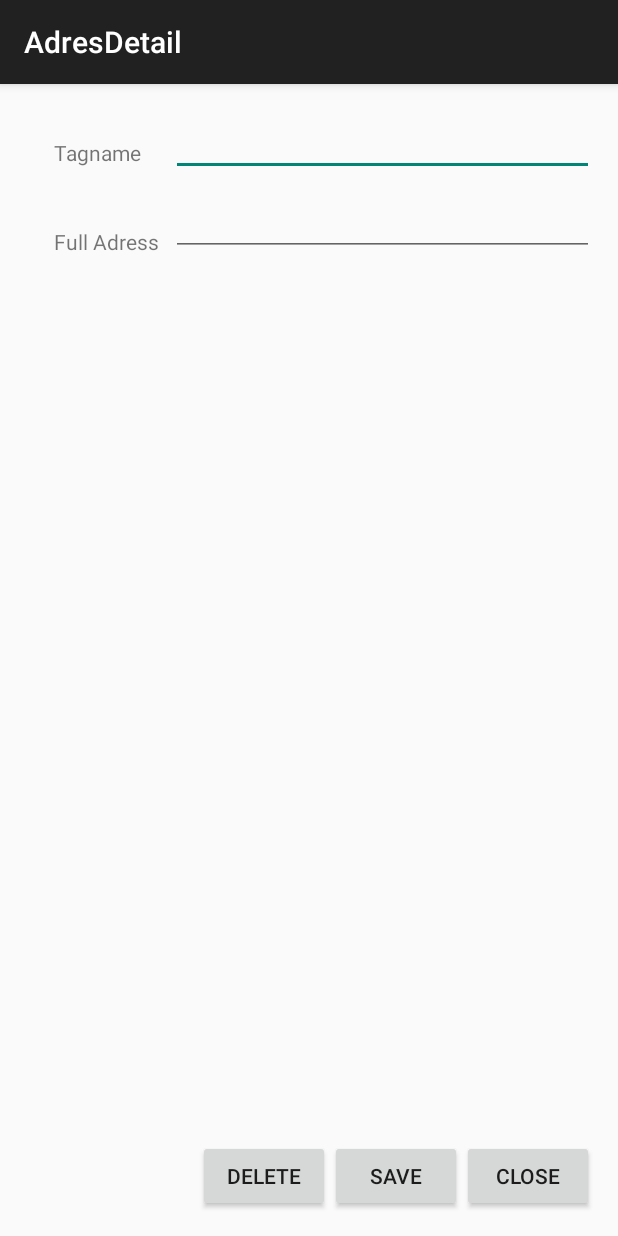
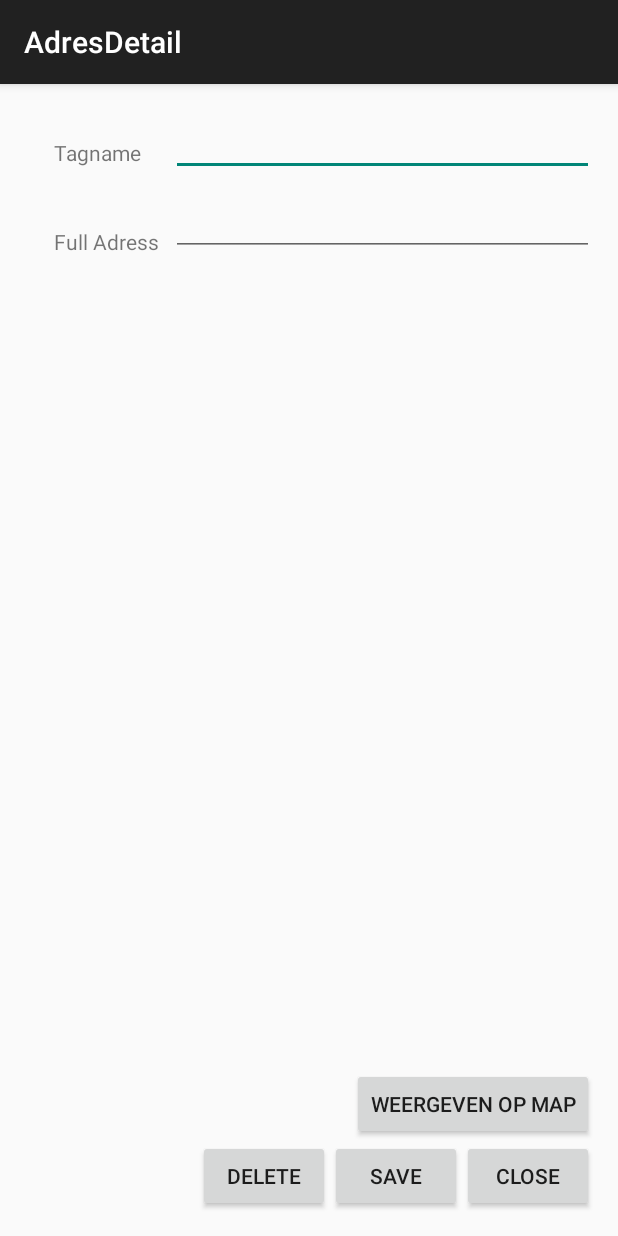
Before and after one commit to thunderskyress/AdresboekProject, an Android app: the AdresDetail screen opened directly, with no data from a screen before it, on a phone screen of 412 x 824 dp. Run offline under Robolectric (Android 15) with nearby library versions, the phone set to English and light mode, and no system bars.

```diff
--- a/app/build.gradle
+++ b/app/build.gradle
@@ -21,5 +21,7 @@ android {
 
 dependencies {
     compile fileTree(dir: 'libs', include: ['*.jar'])
-    compile 'com.android.support:appcompat-v7:23.0.1'
+    compile 'com.android.support:appcompat-v7:23.1.1'
+    compile 'com.google.android.gms:play-services:8.3.0'
+
 }
--- a/app/src/main/java/com/example/adresboek/AdresDetail.java
+++ b/app/src/main/java/com/example/adresboek/AdresDetail.java
@@ -9,11 +9,12 @@ import android.view.MenuItem;
 import android.view.View;
 import android.widget.Button;
 import android.widget.EditText;
+import android.widget.TextView;
 import android.widget.Toast;
 
 public class AdresDetail extends ActionBarActivity implements android.view.View.OnClickListener {
 
-    Button btnSave, btnDelete, btnClose;
+    Button btnSave, btnDelete, btnClose,btnMap;
     EditText editTextName, editTextAdres;
     private int _Plaats_Id = 0;
 
@@ -26,6 +27,7 @@ public class AdresDetail extends ActionBarActivity implements android.view.View.
         btnSave = (Button) findViewById(R.id.SaveBtn);
         btnClose = (Button) findViewById(R.id.CloseBtn);
         btnDelete = (Button) findViewById(R.id.DeleteBtn);
+        btnMap  = (Button) findViewById(R.id.MapBtn);
 
         editTextName = (EditText) findViewById(R.id.TagEditText);
         editTextAdres = (EditText) findViewById(R.id.AdresEditText);
@@ -33,6 +35,7 @@ public class AdresDetail extends ActionBarActivity implements android.view.View.
         btnSave.setOnClickListener(this);
         btnDelete.setOnClickListener(this);
         btnClose.setOnClickListener(this);
+        btnMap.setOnClickListener(this);
 
         _Plaats_Id = 0;
         Intent intent = getIntent();
@@ -70,6 +73,13 @@ public class AdresDetail extends ActionBarActivity implements android.view.View.
             finish();
         } else if (v == findViewById(R.id.CloseBtn)){
             finish();
+        } else if (v == findViewById(R.id.MapBtn)){
+            TextView plaats_id;
+
+
+            Intent  intent = new Intent(this,MapsActivity.class);
+
+            startActivity(intent);
         }
     }
 
--- a/app/src/main/java/com/example/adresboek/MainActivity.java
+++ b/app/src/main/java/com/example/adresboek/MainActivity.java
@@ -32,9 +32,6 @@ public class MainActivity extends ListActivity implements android.view.View.OnCl
 
         btnAdd = (Button) findViewById(R.id.AddItem);
         btnAdd.setOnClickListener(this);
-
-        btnRefresh = (Button) findViewById(R.id.Refresh);
-        btnRefresh.setOnClickListener(this);
 
     }
 
--- a/app/src/main/res/layout/activity_adres_detail.xml
+++ b/app/src/main/res/layout/activity_adres_detail.xml
@@ -70,6 +70,16 @@
         android:layout_toLeftOf="@+id/SaveBtn"
         android:text="Delete"/>
 
+    <Button
+        android:id="@+id/MapBtn"
+        android:layout_width="wrap_content"
+        android:layout_height="wrap_content"
+        android:layout_above="@+id/CloseBtn"
+        android:layout_alignParentRight="true"
+        android:text="Weergeven op Map"/>
+
+
+
 
 
 
--- /dev/null
+++ b/app/src/main/res/layout/activity_maps.xml
@@ -0,0 +1,5 @@
+<fragment xmlns:android="http://schemas.android.com/apk/res/android"
+    xmlns:tools="http://schemas.android.com/tools" android:layout_width="match_parent"
+    android:layout_height="match_parent" android:id="@+id/map"
+    tools:context="com.example.adresboek.MapsActivity"
+    android:name="com.google.android.gms.maps.SupportMapFragment" />
--- a/app/src/main/res/values/strings.xml
+++ b/app/src/main/res/values/strings.xml
@@ -4,4 +4,5 @@
     <string name="hello_world">Hello world!</string>
     <string name="action_settings">Settings</string>
     <string name="title_activity_adres_detail">AdresDetail</string>
+    <string name="title_activity_maps">Map</string>
 </resources>
```
Also changed, not shown: app/src/debug/res/values/google_maps_api.xml (added, +18 -0 lines), app/src/main/AndroidManifest.xml (+23 -0 lines), app/src/main/java/com/example/adresboek/MapsActivity.java (added, +65 -0 lines), 2 other files.
